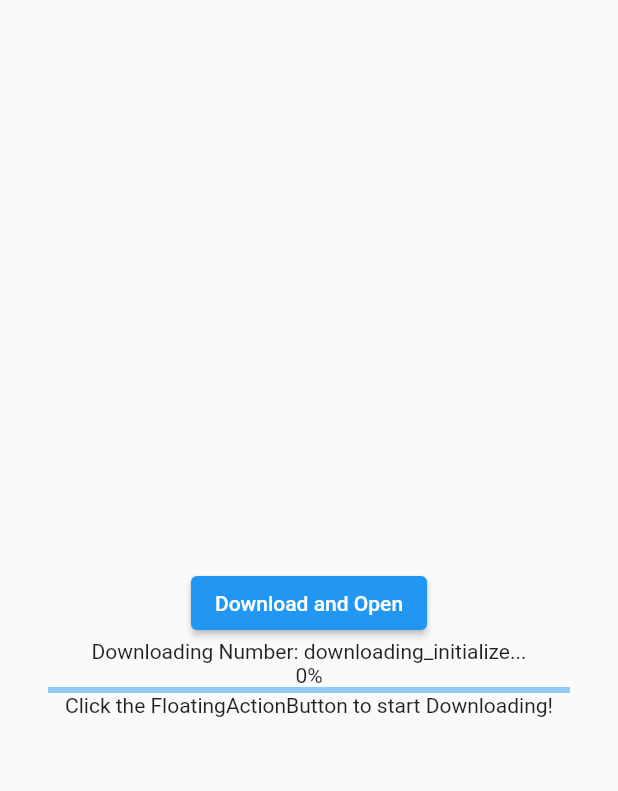
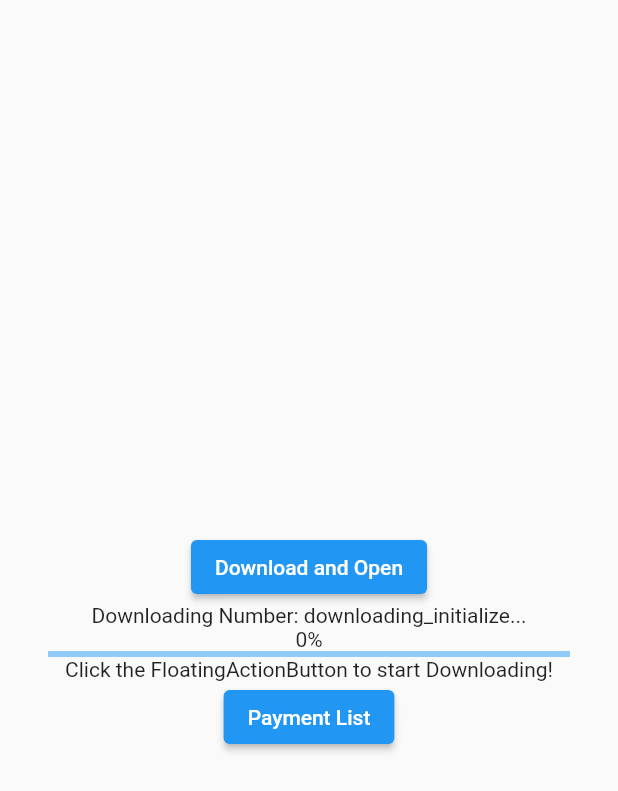
Before and after one commit to nazmulislamrony/navbottombar, a Flutter app: the screen it shows after launch, on a phone screen of 412 x 824 dp. Shown: the top 791 px of the screen. Run offline on Flutter 3.47's test engine with Material 2 defaults, Android fonts, the phone set to English and light mode, and no system bars; our stand-ins replace curved_navigation_bar, dio, google_fonts, open_file, share, youtube_player_iframe; missing offline and left inert: flutter_pdfview.

Commit message:
added payment list

```diff
--- a/lib/download_pdf/download_button.dart
+++ b/lib/download_pdf/download_button.dart
@@ -6,6 +6,7 @@ import 'package:flutter/material.dart';
 import 'package:open_file/open_file.dart';
 import 'package:path_provider/path_provider.dart';
 import 'package:untitled/pdf_viewer/pdfviewer_page.dart';
+import 'package:untitled/pdf_viewer/purchase_book/payment_list.dart';
 
 class DownloadButton extends StatefulWidget {
   const DownloadButton({Key? key}) : super(key: key);
@@ -45,15 +46,21 @@ class _DownloadButtonState extends State<DownloadButton> {
                 child: Text("Download and Open")),
             Text("Downloading Number: $downloadMessage"),
             Text('$progress%'),
-            LinearProgressIndicator(value: double.parse(_percentage.toString())),
-
+            LinearProgressIndicator(
+                value: double.parse(_percentage.toString())),
             isDownloading
                 ? Text(
-              'File Downloaded! You can see your file in the application\'s directory',
-            )
-                : Text(
-                'Click the FloatingActionButton to start Downloading!'),
-
+                    'File Downloaded! You can see your file in the application\'s directory',
+                  )
+                : Text('Click the FloatingActionButton to start Downloading!'),
+            ElevatedButton(
+                onPressed: () {
+                  Navigator.push(
+                    context,
+                    MaterialPageRoute(builder: (context) => PaymentList()),
+                  );
+                },
+                child: Text("Payment List"))
           ],
         ),
       ),
@@ -92,7 +99,7 @@ class _DownloadButtonState extends State<DownloadButton> {
         dio.download(url, file.path, onReceiveProgress: (rcv, total) {
           setState(() {
             progress = ((rcv / total) * 100).toStringAsFixed(0);
-            var dd  = rcv / total * 100;
+            var dd = rcv / total * 100;
             _percentage = dd / 100;
           });
           if (progress == 100) {
@@ -102,12 +109,12 @@ class _DownloadButtonState extends State<DownloadButton> {
           } else if (double.parse(progress) < 100) {}
         }, deleteOnError: true).then((_) {
           setState(() {
-            if(progress == 100) {
+            if (progress == 100) {
               isDownloading = true;
             }
             downloading = false;
           });
-        } );
+        });
 
         return file;
       } else {
```
Also changed, not shown: lib/pdf_viewer/purchase_book/payment_list.dart (added, +28 -0 lines).
